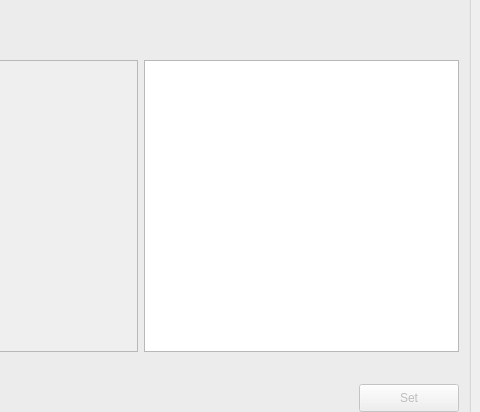
Before: the Qt Designer form app/resources/ui/syn_hub_ui.ui in Vincannes/Synergy, drawn with Qt 5; both pictures show x 520 to 1000 and y 100 to 512 of the 1000 by 700 pixel window.
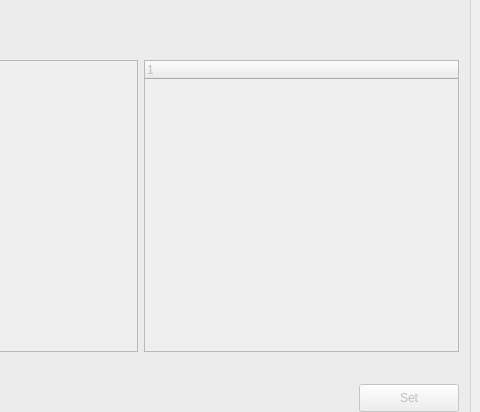
After: the same form once the commit is applied. Icons and pictures are not drawn.

Commit message: get task and subvariant

What changed in the file:
```diff
--- a/app/resources/ui/syn_hub_ui.ui
+++ b/app/resources/ui/syn_hub_ui.ui
@@ -314,7 +314,11 @@
          <item>
           <layout class="QVBoxLayout" name="verticalLayout_4">
            <item>
-            <widget class="QListWidget" name="listWidgetTask"/>
+            <widget class="QTreeWidget" name="treeWidgetTask">
+             <property name="enabled">
+              <bool>false</bool>
+             </property>
+            </widget>
            </item>
            <item>
             <widget class="QPushButton" name="taskAdd">
```
The commit also changes 8 other files.
